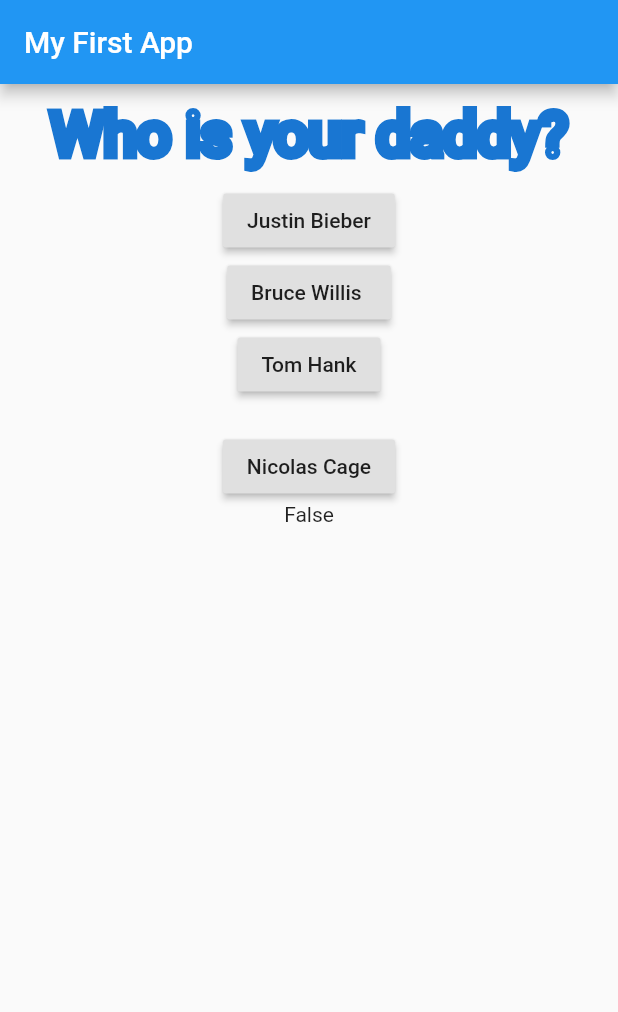
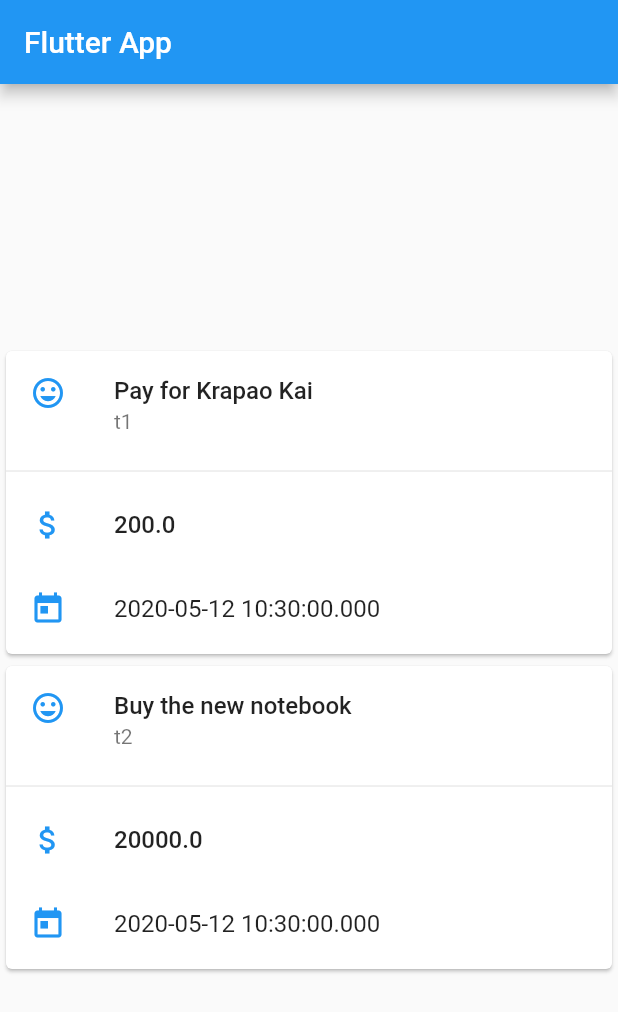
Before and after one commit to kchalermsook/lab-flutter, a Flutter app: the screen it shows after launch, on a phone screen of 412 x 824 dp. Shown: the top 1012 px of the screen. Run offline on Flutter 3.47's test engine with Material 2 defaults, Android fonts, the phone set to English and light mode, and no system bars.

Commit message:
Add transaction.dart sample code

```diff
--- /dev/null
+++ b/lib/main-learning1.dart
@@ -0,0 +1,92 @@
+import 'package:flutter/material.dart';
+import './question.dart';
+
+void main() {
+  runApp(MyApp());
+}
+
+class MyApp extends StatefulWidget {
+  @override
+  State<StatefulWidget> createState() {
+    return _MyAppState();
+  }
+}
+
+class _MyAppState extends State<MyApp> {
+  var _questionIndex = 0;
+  var _answerText = "";
+  var _isCorrect = false;
+  void _onPressTomHank() {
+    print('This is Tom Hank');
+
+    setState(() {
+      _questionIndex = _questionIndex + 1;
+      _answerText = "True";
+      _isCorrect = true;
+    });
+    print('Index = $_questionIndex');
+  }
+
+  @override
+  Widget build(BuildContext context) {
+    var questions = ['Who is your daddy?', 'Who is your mom?'];
+    return MaterialApp(
+      home: Scaffold(
+        appBar: AppBar(
+          title: Text('My First App'),
+        ),
+        body: Column(
+          children: <Widget>[
+            Question(questions[_questionIndex]),
+            RaisedButton(
+              child: Text('Justin Bieber'),
+              onPressed: () {
+                print('I am clicking Justin Bieber');
+                setState(() {
+                  _answerText = "False";
+                  _isCorrect = false;
+                });
+              },
+            ),
+            RaisedButton(
+              child: Text('Bruce Willis '),
+              onPressed: () {
+                print('Bruce Willis is my dad');
+                setState(() {
+                  _answerText = "False";
+                  _isCorrect = false;
+                });
+              },
+            ),
+            RaisedButton(
+              child: Text('Tom Hank'),
+              onPressed: _onPressTomHank,
+            ),
+            Container(
+              margin: EdgeInsets.only(top: 20),
+              child: RaisedButton(
+                child: Text('Nicolas Cage'),
+                onPressed: () {
+                  print("Click Nicolas Cage");
+                  setState(() {
+                    _answerText = "False";
+                    _isCorrect = false;
+                  });
+                },
+              ),
+            ),
+            _isCorrect ? Question("True") : Text("False")
+          ],
+        ),
+      ),
+    );
+  }
+}
+// class MyApp extends StatelessWidget {
+//   @override
+//   Widget build(BuildContext context) {
+//     return MaterialApp(
+//       home: Text('ssss')
+//     );
+//   }
+// }
--- a/lib/main.dart
+++ b/lib/main.dart
@@ -1,92 +1,67 @@
 import 'package:flutter/material.dart';
-import './question.dart';
+import './transaction.dart';
 
-void main() {
-  runApp(MyApp());
-}
+void main() => runApp(MyApp());
 
-class MyApp extends StatefulWidget {
-  @override
-  State<StatefulWidget> createState() {
-    return _MyAppState();
+class MyApp extends StatelessWidget {
+  Widget build(BuildContext context) {
+    return MaterialApp(title: 'Flutter App', home: MyHomePage());
   }
 }
 
-class _MyAppState extends State<MyApp> {
-  var _questionIndex = 0;
-  var _answerText = "";
-  var _isCorrect = false;
-  void _onPressTomHank() {
-    print('This is Tom Hank');
+class MyHomePage extends StatelessWidget {
+  final List<Transaction> transactions = [
+    Transaction(id: 't1', title: 'Pay for Krapao Kai', amount: 200, date: DateTime.now()),
+    Transaction(id: 't2', title: 'Buy the new notebook', amount: 20000, date: DateTime.now()),
+  ];
 
-    setState(() {
-      _questionIndex = _questionIndex + 1;
-      _answerText = "True";
-      _isCorrect = true;
-    });
-    print('Index = $_questionIndex');
-  }
+  Widget _buildCard(Transaction tx) => SizedBox(
+    height: 210,
+    child: Card(
+      child: Column(
+        children: [
+          ListTile(
+            title: Text(tx.title,
+                style: TextStyle(fontWeight: FontWeight.w500)),
+            subtitle: Text(tx.id),
+            leading: Icon(
+              Icons.insert_emoticon,
+              color: Colors.blue[500],
+            ),
+          ),
+          Divider(),
+          ListTile(
+            title: Text(tx.amount.toString(),
+                style: TextStyle(fontWeight: FontWeight.w500)),
+            leading: Icon(
+              Icons.attach_money,
+              color: Colors.blue[500],
+            ),
+          ),
+          ListTile(
+            title: Text(tx.date.toString()),
+            leading: Icon(
+              Icons.today,
+              color: Colors.blue[500],
+            ),
+          ),
+        ],
+      ),
+    ),
+  );
 
-  @override
   Widget build(BuildContext context) {
-    var questions = ['Who is your daddy?', 'Who is your mom?'];
-    return MaterialApp(
-      home: Scaffold(
-        appBar: AppBar(
-          title: Text('My First App'),
-        ),
-        body: Column(
-          children: <Widget>[
-            Question(questions[_questionIndex]),
-            RaisedButton(
-              child: Text('Justin Bieber'),
-              onPressed: () {
-                print('I am clicking Justin Bieber');
-                setState(() {
-                  _answerText = "False";
-                  _isCorrect = false;
-                });
-              },
-            ),
-            RaisedButton(
-              child: Text('Bruce Willis '),
-              onPressed: () {
-                print('Bruce Willis is my dad');
-                setState(() {
-                  _answerText = "False";
-                  _isCorrect = false;
-                });
-              },
-            ),
-            RaisedButton(
-              child: Text('Tom Hank'),
-              onPressed: _onPressTomHank,
-            ),
-            Container(
-              margin: EdgeInsets.only(top: 20),
-              child: RaisedButton(
-                child: Text('Nicolas Cage'),
-                onPressed: () {
-                  print("Click Nicolas Cage");
-                  setState(() {
-                    _answerText = "False";
-                    _isCorrect = false;
-                  });
-                },
-              ),
-            ),
-            _isCorrect ? Question("True") : Text("False")
-          ],
-        ),
+    return Scaffold(
+      appBar: AppBar(
+        title: Text('Flutter App'),
+      ),
+      body: Column(
+        mainAxisAlignment: MainAxisAlignment.center,
+        crossAxisAlignment: CrossAxisAlignment.stretch,
+        children: transactions.map((tx){
+          return _buildCard(tx);
+        }).toList()
       ),
     );
   }
 }
-// class MyApp extends StatelessWidget {
-//   @override
-//   Widget build(BuildContext context) {
-//     return MaterialApp(
-//       home: Text('ssss')
-//     );
-//   }
-// }
--- /dev/null
+++ b/lib/transaction.dart
@@ -0,0 +1,14 @@
+import 'package:flutter/foundation.dart';
+
+class Transaction {
+  final String id;
+  final String title;
+  final double amount;
+  final DateTime date;
+
+  Transaction(
+      {@required this.id,
+      @required this.title,
+      @required this.amount,
+      @required this.date});
+}
```
